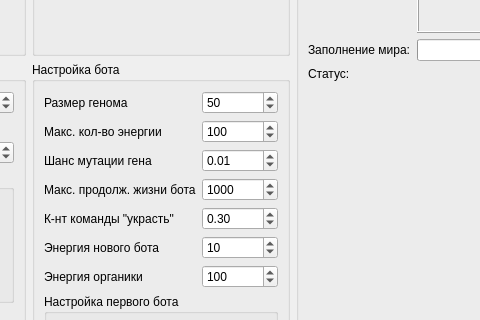
First picture: the form in mainwindow.ui, repository TomasGlgg/QGenetic, before the edit; both pictures show x 228 to 708 and y 195 to 515 of the 1226 by 618 pixel window.
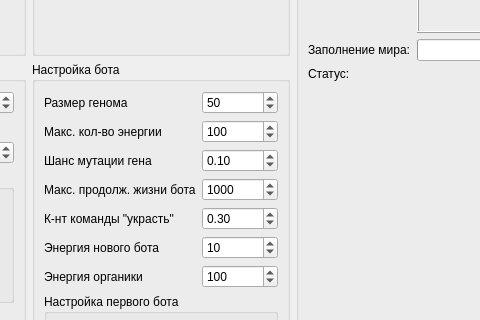
Second picture: the form after the edit. Custom widgets are drawn as their Qt base class.

What changed in the file:
```diff
--- a/mainwindow.ui
+++ b/mainwindow.ui
@@ -463,7 +463,7 @@
           <double>0.010000000000000</double>
          </property>
          <property name="value">
-          <double>0.010000000000000</double>
+          <double>0.100000000000000</double>
          </property>
         </widget>
        </item>
```
Left out of the diff: 4 changed lines with no effect on the pictures.
